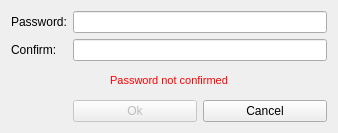
mygirl8893/Catalyst-Classic-3.0.4, file src/gui/ui/newpassworddialog.ui: the form before one commit.
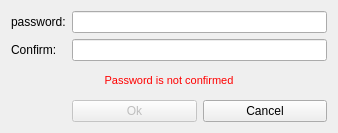
The form after the commit.

```diff
--- a/src/gui/ui/newpassworddialog.ui
+++ b/src/gui/ui/newpassworddialog.ui
@@ -49,7 +49,7 @@
       </sizepolicy>
      </property>
      <property name="text">
-      <string>Password:</string>
+      <string>password:</string>
      </property>
     </widget>
    </item>
@@ -92,7 +92,7 @@
       <string notr="true">color: #ff0000; font: 11px;</string>
      </property>
      <property name="text">
-      <string>Password not confirmed</string>
+      <string>Password is not confirmed</string>
      </property>
      <property name="alignment">
       <set>Qt::AlignCenter</set>
```
Left out of the diff: 2 changed lines with no effect on the pictures.
